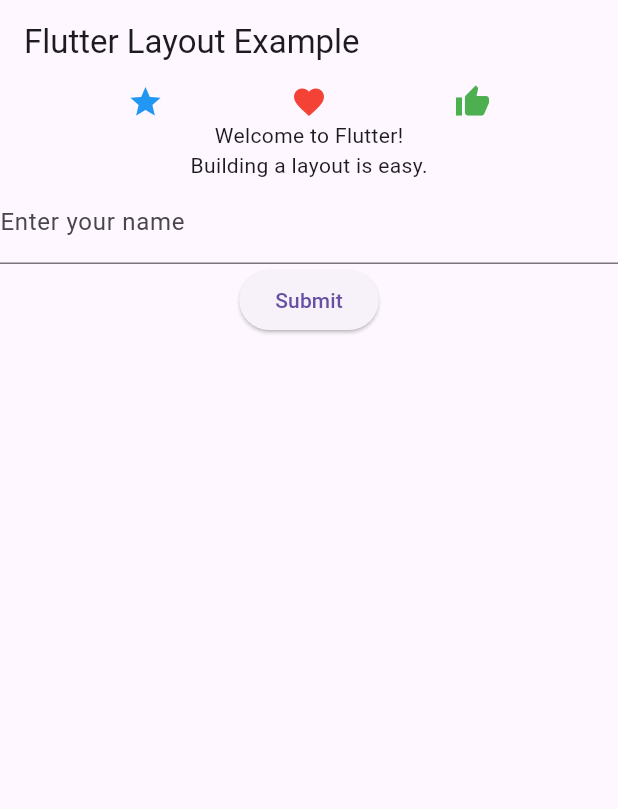
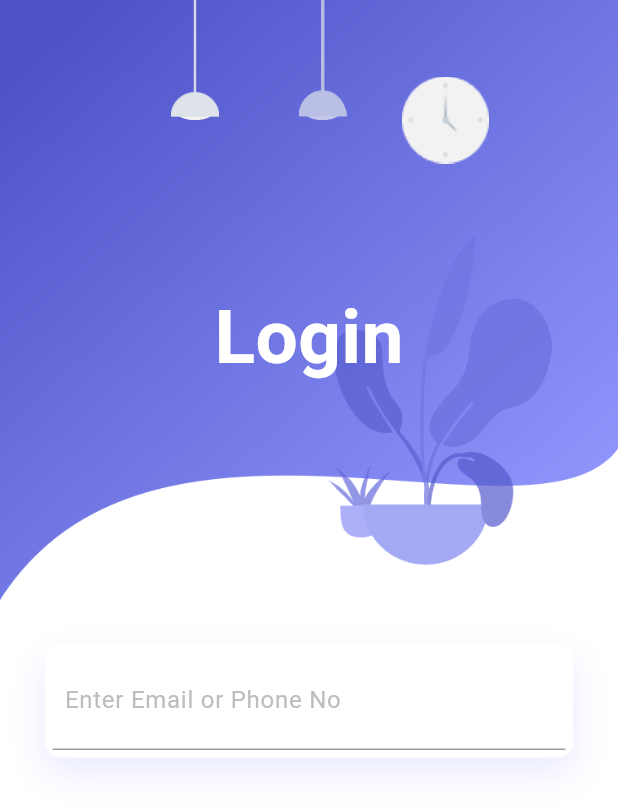
Before and after one commit to AbdullahUsman07/FrontEnd-Designs, a Flutter app: the screen it shows after launch, on a phone screen of 412 x 824 dp. Shown: the top 809 px of the screen. Run offline on Flutter 3.47's test engine with Material 3 defaults, Android fonts, the light colour scheme and no system bars; our stand-ins replace logger.

Commit message:
New Design

```diff
--- /dev/null
+++ b/login_designs/lib/Design1.dart
@@ -0,0 +1,114 @@
+import 'package:flutter/material.dart';
+
+
+class LoginDesign extends StatelessWidget{
+
+  @override
+  Widget build(BuildContext context){
+    return MaterialApp(
+      home:Scaffold(
+      backgroundColor: Colors.white,
+      body:Container(
+        child:Column(
+          children:[
+            Container(
+              height:400,
+              decoration:BoxDecoration(
+                image:DecorationImage(
+                  image: AssetImage('assets/images/background.png'),
+                  fit:BoxFit.fill,
+                  ),
+              ),
+              child:Stack(
+                children: [
+                  Positioned(
+                    left:30,
+                    height:80,
+                    width:200,
+                    child:Container(
+                      decoration: BoxDecoration(
+                        image:DecorationImage(
+                          image: AssetImage('assets/images/light-1.png'),
+                          ),
+                      ),
+                    )
+                  ),
+                  Positioned(
+                    left:140,
+                    height:80,
+                    width:150,
+                    child:Container(
+                      decoration: BoxDecoration(
+                        image:DecorationImage(
+                          image: AssetImage('assets/images/light-2.png'),
+                          ),
+                      ),
+                    )
+                  ),
+                  Positioned(
+                    right: 40,
+                    top:40,
+                    height:80,
+                    width:150,
+                    child:Container(
+                      decoration: BoxDecoration(
+                        image:DecorationImage(
+                          image: AssetImage('assets/images/clock.png'),
+                          ),
+                      ),
+                    )
+                  ),
+                  Positioned(
+                    child:Container(
+                      margin: EdgeInsets.only(top:50),
+                      child:Center(
+                        child: Text('Login',style:TextStyle(color:Colors.white,fontSize:50,fontWeight:FontWeight.bold)),)
+                     ),
+                  ),
+                ],
+              ),
+            ),
+            Padding(
+              padding:EdgeInsets.all(30.0),
+              child:Column(
+                children:[
+                  Container(
+                    padding:EdgeInsets.all(5.0),
+                    decoration:BoxDecoration(
+                      color:Colors.white,
+                      borderRadius:BorderRadius.circular(10.0),
+                      boxShadow:[
+                        BoxShadow(
+                        color:Color.fromRGBO(143, 148, 251, .2),
+                        blurRadius: 20.0,
+                        offset: Offset(0, 10)
+                        ),
+                      ]
+                    ),
+                    child:Column(
+                      children: [
+                        Container(
+                          padding: EdgeInsets.all(8.0),
+                          decoration: BoxDecoration(
+                            border:Border(bottom:BorderSide(color:Colors.grey),)
+                          ),
+                          child:TextField(
+                            decoration:InputDecoration(
+                              border:InputBorder.none,
+                              hintText: 'Enter Email or Phone No',
+                              hintStyle: TextStyle(color:Colors.grey[400],)
+                            )
+                          )
+                        )
+                      ],)
+                  )
+                ]
+              )
+            ),
+          ],
+        )
+        ),
+      ),
+      );
+  }
+}
--- a/login_designs/lib/main.dart
+++ b/login_designs/lib/main.dart
@@ -1,6 +1,6 @@
 import 'package:flutter/material.dart';
-import 'basicFormPage.dart';
+import 'Design1.dart';
 
 void main() {
-  runApp(const BasicForm());
+ runApp(LoginDesign());
 }
--- a/login_designs/pubspec.yaml
+++ b/login_designs/pubspec.yaml
@@ -61,9 +61,9 @@
   uses-material-design: true
 
   # To add assets to your application, add an assets section, like this:
-  # assets:
-  #   - images/a_dot_burr.jpeg
-  #   - images/a_dot_ham.jpeg
+  assets:
+    - assets/images/
+
 
   # An image asset can refer to one or more resolution-specific "variants", see
   # https://flutter.dev/to/resolution-aware-images
```
Also changed, not shown: login_designs/assets/images/background.png (added), login_designs/assets/images/clock.png (added), login_designs/assets/images/light-1.png (added), login_designs/assets/images/light-2.png (added).
